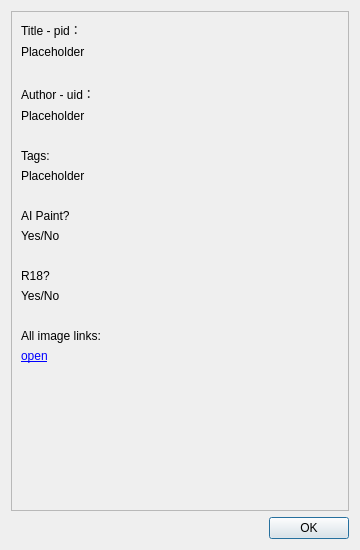
Before: the Qt Designer form dialog.ui in 1826013250/LSPViewer-PyQt, drawn with Qt 5.
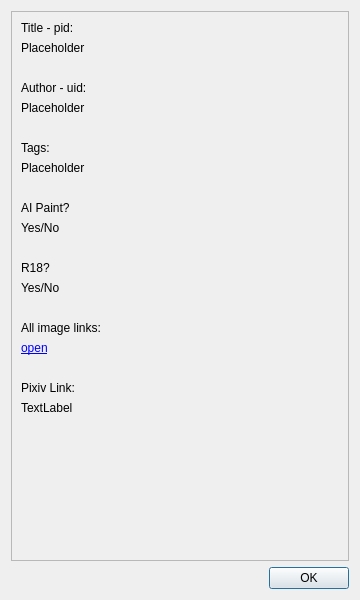
After: the same form once the commit is applied.

Commit message: add Details Dialog content

Diff of the .ui file:
```diff
--- a/dialog.ui
+++ b/dialog.ui
@@ -7,7 +7,7 @@
     <x>0</x>
     <y>0</y>
     <width>360</width>
-    <height>550</height>
+    <height>600</height>
    </rect>
   </property>
   <property name="windowTitle">
@@ -23,9 +23,9 @@
       <property name="geometry">
        <rect>
         <x>0</x>
-        <y>0</y>
-        <width>334</width>
-        <height>484</height>
+        <y>-12</y>
+        <width>319</width>
+        <height>570</height>
        </rect>
       </property>
       <layout class="QVBoxLayout" name="verticalLayout_2">
@@ -38,7 +38,7 @@
           </sizepolicy>
          </property>
          <property name="text">
-          <string>Title - pid：</string>
+          <string>Title - pid:</string>
          </property>
          <property name="alignment">
           <set>Qt::AlignmentFlag::AlignLeading|Qt::AlignmentFlag::AlignLeft|Qt::AlignmentFlag::AlignTop</set>
@@ -86,7 +86,7 @@
           </sizepolicy>
          </property>
          <property name="text">
-          <string>Author - uid：</string>
+          <string>Author - uid:</string>
          </property>
         </widget>
        </item>
@@ -268,6 +268,51 @@
          </property>
         </widget>
        </item>
+       <item>
+        <spacer name="horizontalSpacer_6">
+         <property name="orientation">
+          <enum>Qt::Orientation::Horizontal</enum>
+         </property>
+         <property name="sizeHint" stdset="0">
+          <size>
+           <width>40</width>
+           <height>20</height>
+          </size>
+         </property>
+        </spacer>
+       </item>
+       <item>
+        <widget class="QLabel" name="www">
+         <property name="sizePolicy">
+          <sizepolicy hsizetype="Expanding" vsizetype="Preferred">
+           <horstretch>0</horstretch>
+           <verstretch>0</verstretch>
+          </sizepolicy>
+         </property>
+         <property name="text">
+          <string>Pixiv Link:</string>
+         </property>
+        </widget>
+       </item>
+       <item>
+        <widget class="QLabel" name="pixiv_link">
+         <property name="sizePolicy">
+          <sizepolicy hsizetype="Expanding" vsizetype="Preferred">
+           <horstretch>0</horstretch>
+           <verstretch>0</verstretch>
+          </sizepolicy>
+         </property>
+         <property name="text">
+          <string>TextLabel</string>
+         </property>
+         <property name="wordWrap">
+          <bool>true</bool>
+         </property>
+         <property name="openExternalLinks">
+          <bool>true</bool>
+         </property>
+        </widget>
+       </item>
        <item>
         <widget class="QWidget" name="widget" native="true">
          <property name="sizePolicy">
```
The commit also changes 2 other files.
